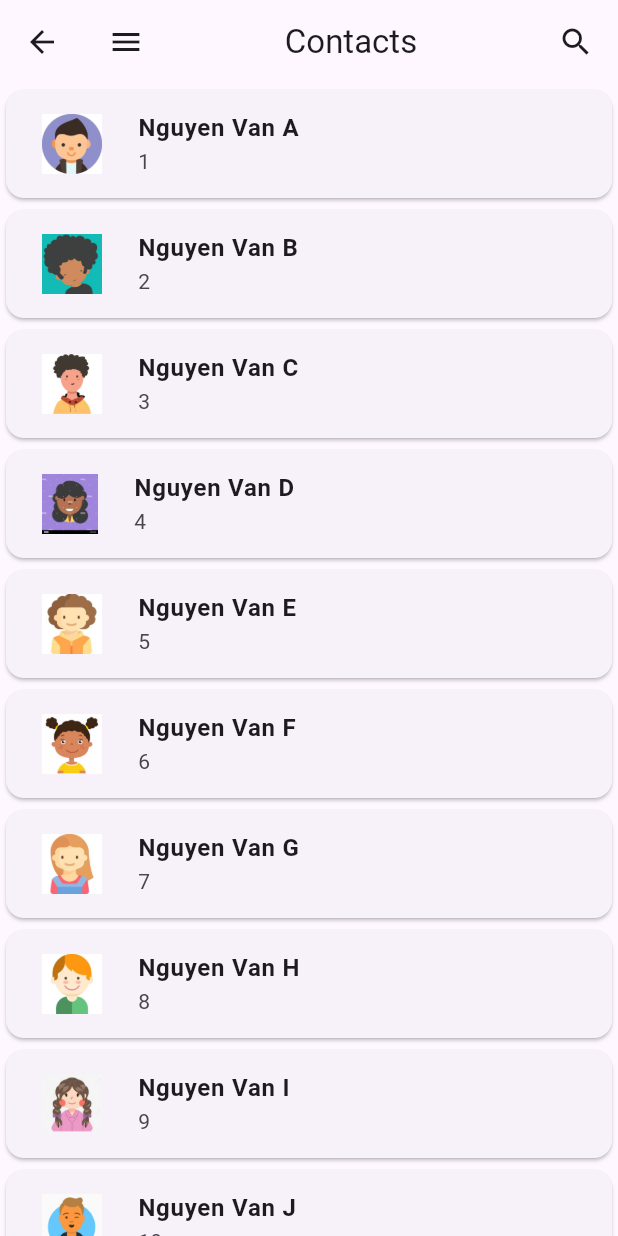
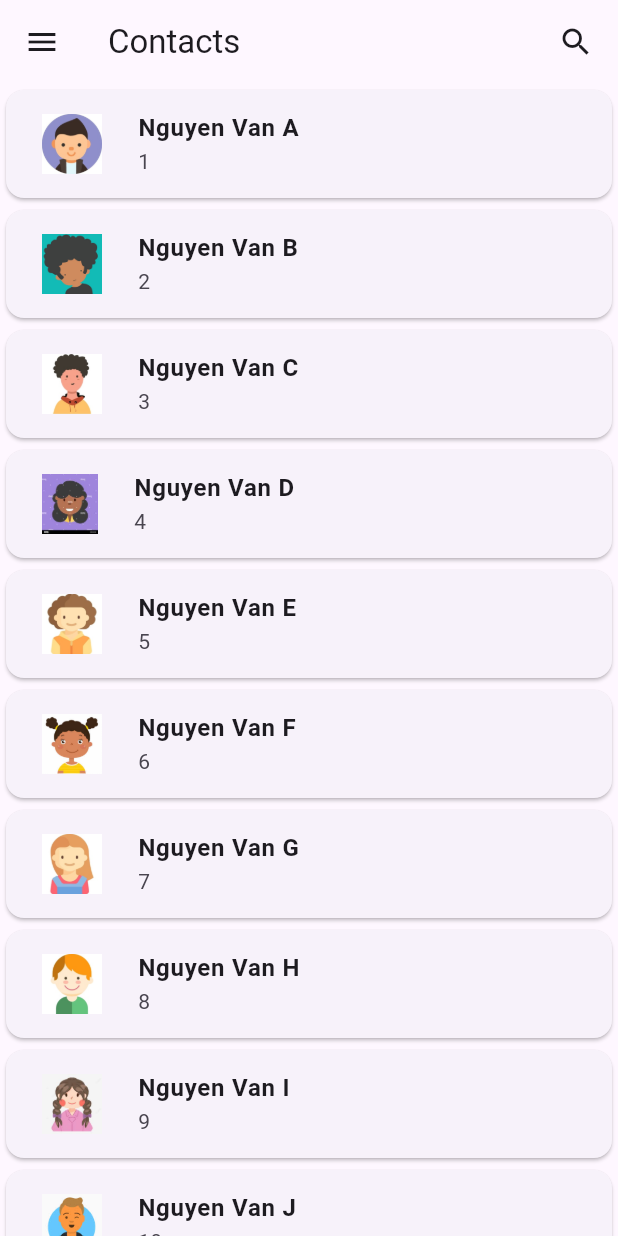
Before and after one commit to dath7/test, a Flutter app: the HomeScreen screen opened by its route, on a phone screen of 412 x 824 dp. Run offline on Flutter 3.47's test engine with Material 3 defaults, Android fonts, the phone set to English and light mode, and no system bars; our stand-ins replace firebase_auth, firebase_core, flutter_riverpod; accounts and stored records are empty; network calls fail.

```diff
--- a/lib/screens/home_screen.dart
+++ b/lib/screens/home_screen.dart
@@ -1,3 +1,5 @@
+import 'package:firebase_auth/firebase_auth.dart';
+
 import 'package:flutter/material.dart';
 import 'package:test_vais/model/friend.dart';
 
@@ -23,8 +25,30 @@ class HomeScreen extends StatelessWidget {
       appBar: AppBar(
         title: const Row(
           mainAxisAlignment: MainAxisAlignment.spaceBetween,
-          children: [Icon(Icons.menu), Text("Contacts"), Icon(Icons.search)],
+          children: [Text("Contacts"), Icon(Icons.search)],
         ),
+      ),
+      drawer: Drawer(
+        child:
+            Column(mainAxisAlignment: MainAxisAlignment.spaceAround, children: [
+          const Text("Hello"),
+          ElevatedButton(
+              onPressed: () async {
+                showDialog(
+                  context: context,
+                  builder: (context) =>
+                      const Center(child: CircularProgressIndicator()),
+                );
+
+                await FirebaseAuth.instance.signOut().whenComplete(
+                    () => Navigator.pop(context)); // turn off circular process
+              },
+              style: const ButtonStyle(
+                backgroundColor:
+                    MaterialStatePropertyAll<Color>(Colors.lightBlue),
+              ),
+              child: const Text("Sign out"))
+        ]),
       ),
       body: ListView.builder(
         itemCount: 10,
--- a/pubspec.yaml
+++ b/pubspec.yaml
@@ -37,6 +37,7 @@ dependencies:
   cupertino_icons: ^1.0.2
   firebase_core: ^2.24.2
   firebase_auth: ^4.15.3
+  flutter_riverpod: ^2.4.9
 
 
 dev_dependencies:
```
Also changed, not shown: lib/main.dart (+19 -5 lines), lib/providers/users_provider.dart (added, +7 -0 lines), lib/screens/login_screen.dart (+12 -16 lines), pubspec.lock.
